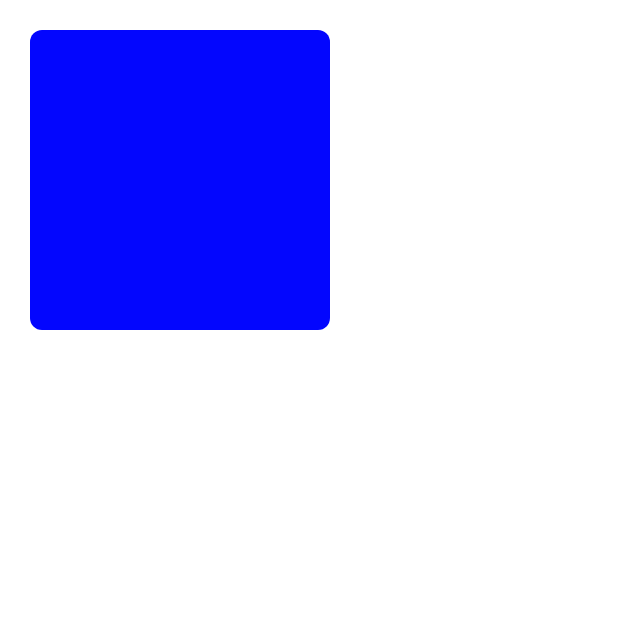
After one commit to pavelfire/ValidateForm, an Android app built with Jetpack Compose: the composable ColorBox shown on its own in the app's theme, on a phone screen of 412 x 824 dp, the top half of it. The commit adds this screen. Run offline under Robolectric (Android 15) with nearby library versions, the phone set to English and light mode, and no system bars.

Commit message:
some design changed

```diff
--- /dev/null
+++ b/app/src/main/java/com/vk/directop/validateform/presentation/components/ColorBox.kt
@@ -0,0 +1,43 @@
+package com.vk.directop.validateform.presentation.components
+
+import androidx.compose.animation.animateColor
+import androidx.compose.animation.core.RepeatMode
+import androidx.compose.animation.core.infiniteRepeatable
+import androidx.compose.animation.core.rememberInfiniteTransition
+import androidx.compose.animation.core.tween
+import androidx.compose.foundation.background
+import androidx.compose.foundation.layout.Box
+import androidx.compose.foundation.layout.padding
+import androidx.compose.foundation.layout.size
+import androidx.compose.foundation.shape.RoundedCornerShape
+import androidx.compose.runtime.Composable
+import androidx.compose.runtime.getValue
+import androidx.compose.ui.Modifier
+import androidx.compose.ui.draw.clip
+import androidx.compose.ui.draw.drawBehind
+import androidx.compose.ui.graphics.Color
+import androidx.compose.ui.unit.dp
+
+@Composable
+fun ColorBox (){
+    val infiniteTransition = rememberInfiniteTransition(label = "")
+    val color by infiniteTransition.animateColor(
+        initialValue = Color.Red,
+        targetValue = Color.Blue,
+        animationSpec = infiniteRepeatable(
+            animation = tween(2000),
+            repeatMode = RepeatMode.Reverse
+        ), label = ""
+    )
+    Box (
+        modifier = Modifier
+            .padding(20.dp)
+            .clip(RoundedCornerShape(8.dp))
+            .size(200.dp)
+            .drawBehind {
+                drawRect(color)
+            }
+    ){
+
+    }
+}
--- a/app/src/main/java/com/vk/directop/validateform/presentation/components/TrackItem.kt
+++ b/app/src/main/java/com/vk/directop/validateform/presentation/components/TrackItem.kt
@@ -1,12 +1,14 @@
 package com.vk.directop.validateform.presentation.components
 
 import androidx.compose.foundation.Image
+import androidx.compose.foundation.border
 import androidx.compose.foundation.layout.Arrangement
 import androidx.compose.foundation.layout.Column
 import androidx.compose.foundation.layout.Row
 import androidx.compose.foundation.layout.fillMaxWidth
 import androidx.compose.foundation.layout.padding
 import androidx.compose.foundation.layout.size
+import androidx.compose.foundation.shape.CircleShape
 import androidx.compose.foundation.shape.RoundedCornerShape
 import androidx.compose.material.icons.Icons
 import androidx.compose.material.icons.filled.AccountCircle
@@ -38,7 +40,9 @@ fun TrackItem(
             Image(
                 modifier = Modifier
                     .size(56.dp)
-                    .clip(RoundedCornerShape(8.dp)),
+                    .clip(RoundedCornerShape(8.dp))
+                    .border(2.dp, Color.Green, CircleShape)
+                    .border(4.dp, Color.Red, CircleShape),
                 imageVector = Icons.Default.AccountCircle,
                 contentDescription = "avatar"
             )
```
Also changed, not shown: app/src/main/java/com/vk/directop/validateform/presentation/components/MusicRecognitionButton.kt (added, +29 -0 lines), app/src/main/java/com/vk/directop/validateform/presentation/components/SpringLike.kt (added, +49 -0 lines), app/src/main/java/com/vk/directop/validateform/presentation/image_coil/ShowImage.kt (+39 -21 lines).
